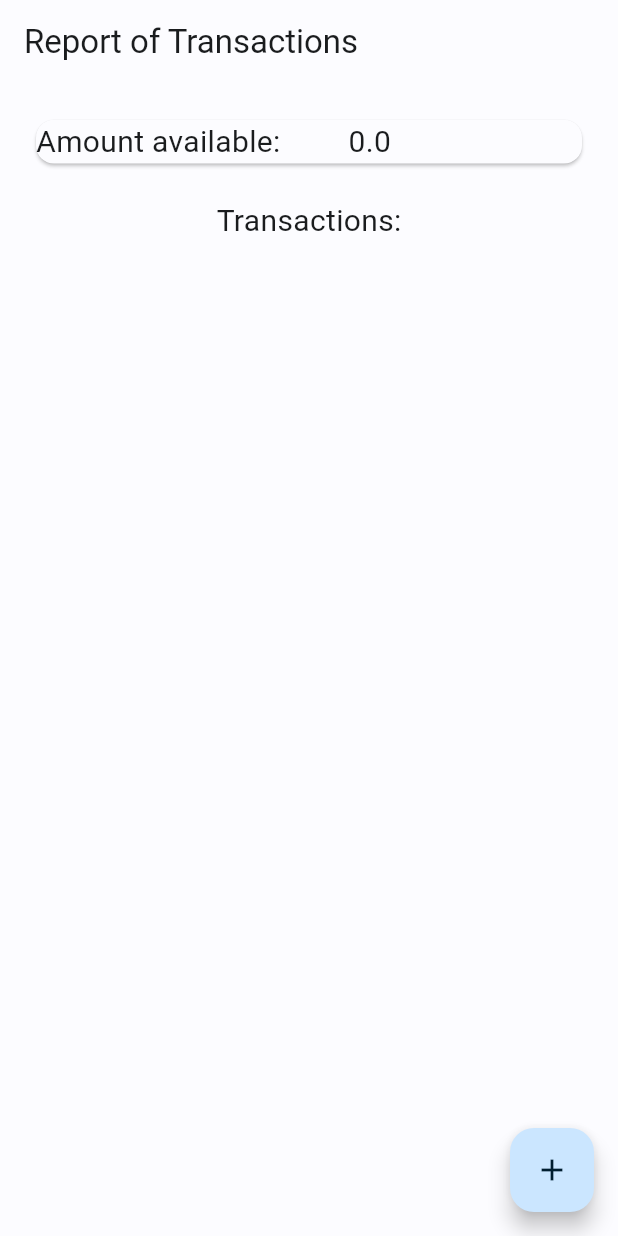
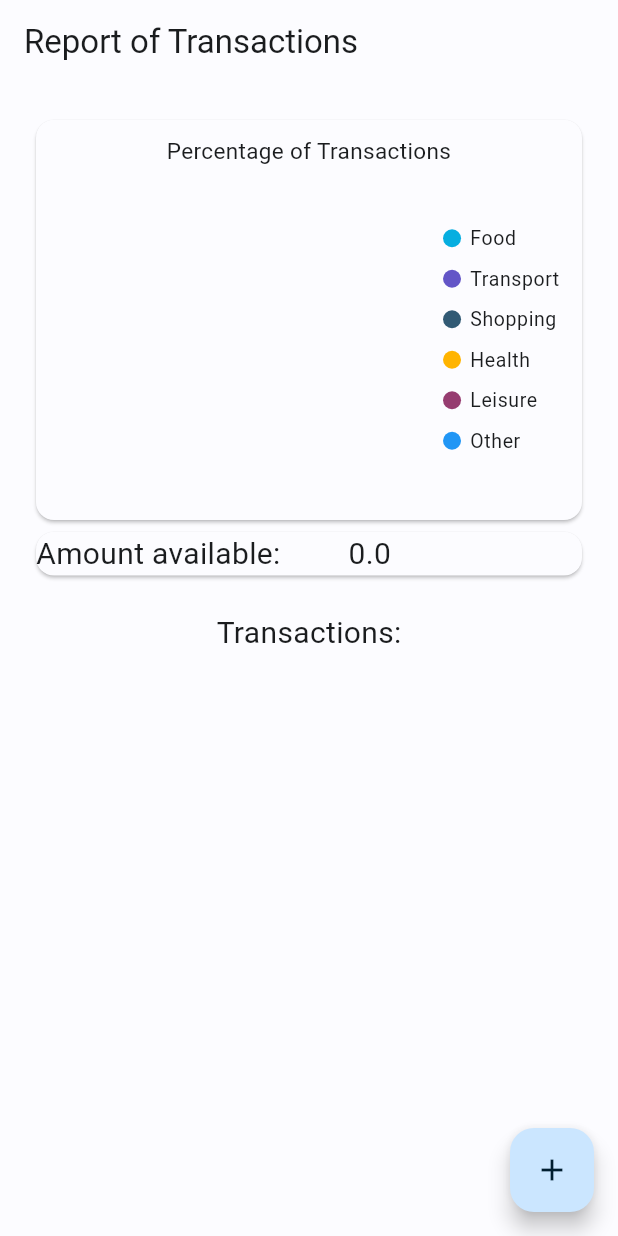
Before and after one commit to Sproc01/my_finance, a Flutter app: the screen it shows after launch, on a phone screen of 412 x 824 dp. Run offline on Flutter 3.47's test engine with Material 3 defaults, Android fonts, the phone set to English and light mode, and no system bars; our stand-ins replace syncfusion_flutter_charts.

Commit message:
Added chart in the home page

```diff
--- a/lib/screens/homePage.dart
+++ b/lib/screens/homePage.dart
@@ -1,10 +1,9 @@
+import 'package:my_finance/src/TypeTransaction.dart';
 import 'package:my_finance/src/Wallet.dart';
 import 'package:flutter/material.dart';
 import 'package:provider/provider.dart';
-
+import 'package:syncfusion_flutter_charts/charts.dart';
 import '../src/Transaction.dart';
-//import 'package:syncfusion_flutter_charts/charts.dart';
-//import 'package:syncfusion_flutter_charts/sparkcharts.dart';
 
 // ignore: camel_case_types
 class homePage extends StatelessWidget {
@@ -23,6 +22,37 @@ class homePage extends StatelessWidget {
         padding: const EdgeInsets.only(bottom: 20.0, top: 20.0, left: 20.0, right: 20.0),
         child: Column(
           children: [
+            Flexible(
+              child: SizedBox(
+                height: MediaQuery.of(context).size.height/3,
+                child: Card(
+                  child: Consumer<Wallet>(
+                    builder: (context, wallet, child){
+                      List<DataChart> data = [
+                          DataChart('Food', wallet.percentageOut(TypeTransaction.Food)),
+                          DataChart('Transport', wallet.percentageOut(TypeTransaction.Transport)),
+                          DataChart('Shopping', wallet.percentageOut(TypeTransaction.Shopping)),
+                          DataChart('Health', wallet.percentageOut(TypeTransaction.Health)),
+                          DataChart('Leisure', wallet.percentageOut(TypeTransaction.Leisure)),
+                          DataChart('Other', wallet.percentageOut(TypeTransaction.Other)),
+                        ];
+                      return SfCircularChart(
+                        title: const ChartTitle(text: 'Percentage of Transactions'),
+                        tooltipBehavior: TooltipBehavior(enable: true),
+                        legend: const Legend(isVisible: true, overflowMode: LegendItemOverflowMode.wrap),
+                        series: <CircularSeries<DataChart, String>>[
+                          DoughnutSeries<DataChart, String>(
+                              dataSource: data,
+                              xValueMapper: (DataChart el, _) => el.x,
+                              yValueMapper: (DataChart el, _) => el.y,
+                              name: 'Chart')
+                        ],
+                      );
+                    }
+                  ),
+                )
+              )
+            ),
             Card(
               child: Row(
                 children: <Widget>[
@@ -71,3 +101,9 @@ class homePage extends StatelessWidget {
     );
   }
 }
+
+class DataChart {
+  DataChart(this.x, this.y);
+  final String x;
+  final double y;
+}
--- a/lib/src/Wallet.dart
+++ b/lib/src/Wallet.dart
@@ -1,15 +1,29 @@
 import 'package:flutter/material.dart';
+import 'package:my_finance/src/TypeTransaction.dart';
 import 'Transaction.dart';
 
 class Wallet extends ChangeNotifier
 {
-  List<Transaction> transactions = [];
+  List<Transaction> transactions=[];
   double get balance{
     double balance = 0;
     for (var transaction in transactions) {
       balance += transaction.amount;
     }
     return balance;
+  }
+
+  Wallet();
+
+  Wallet.fromString(String s){
+    if (s=="") return;
+    List<String> lines = s.split("\n");
+    for (var line in lines) {
+      if(line.isNotEmpty)
+      {
+        transactions.add(Transaction.fromString(line));
+      }
+    }
   }
 
   void addTransaction(Transaction transaction){
@@ -30,4 +44,18 @@ class Wallet extends ChangeNotifier
     }
     return s;
   }
+
+  double percentageOut(TypeTransaction type){
+    double total = 0;
+    double totalType = 0;
+    for (var transaction in transactions) {
+      if(transaction.type != TypeTransaction.Income){
+        total += transaction.amount;
+      }
+      if (transaction.type == type) {
+        totalType += transaction.amount;
+      }
+    }
+    return -1*totalType/total*100;
+  }
 }
--- a/pubspec.yaml
+++ b/pubspec.yaml
@@ -10,6 +10,7 @@ dependencies:
   flutter:
     sdk: flutter
   provider: ^6.1.1
+  syncfusion_flutter_charts: ^24.2.6
 
 dev_dependencies:
   flutter_test:
```
Also changed, not shown: pubspec.lock.
